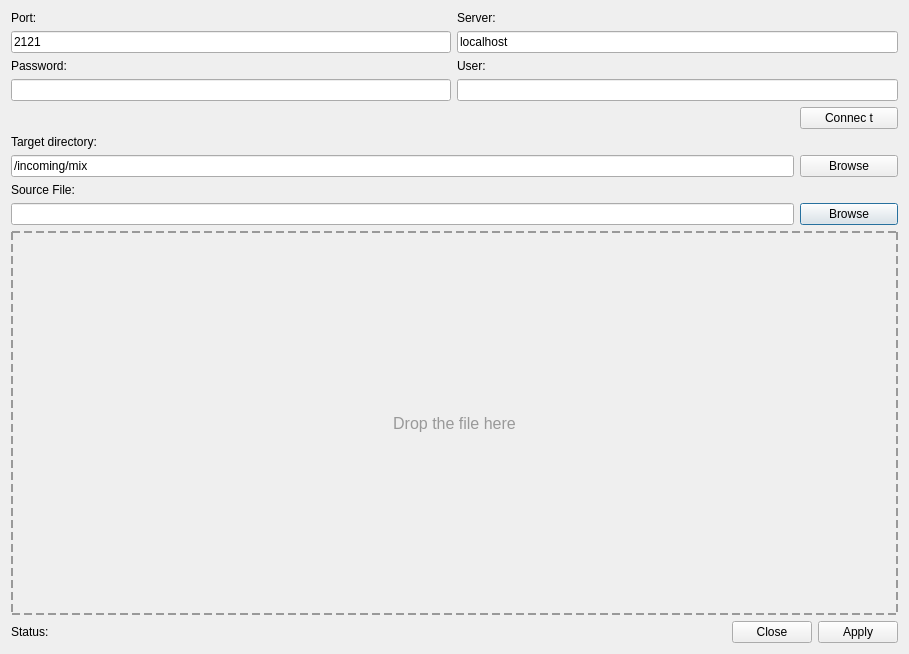
This is src/modules/ftp/FTPUploadDialog.ui in jensvogt/awsmock-qt-ui as Qt 5 draws it before an edit. The edited form follows.
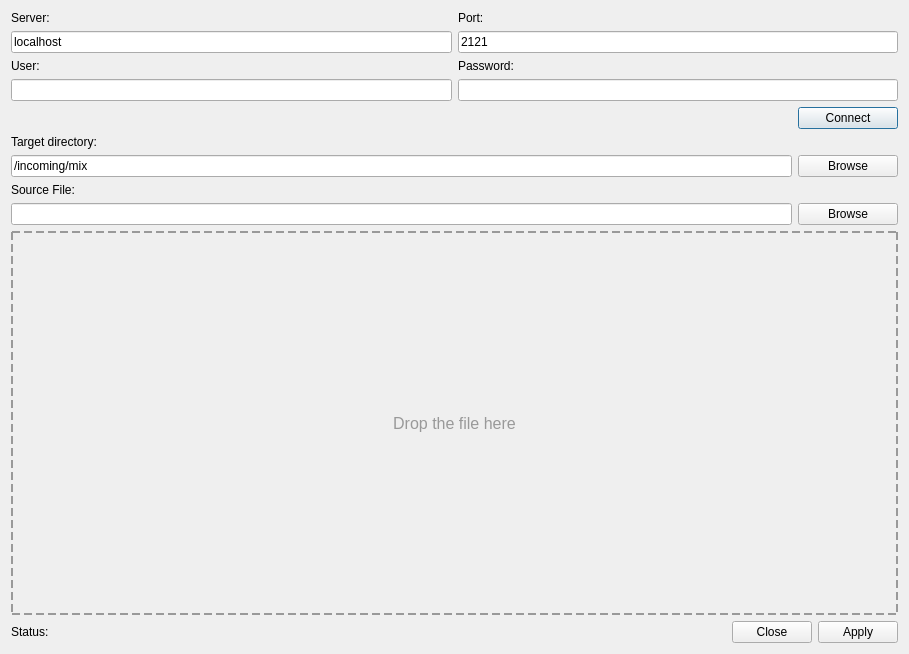
This is the edited form.

The edit to the form file:
```diff
--- a/src/modules/ftp/FTPUploadDialog.ui
+++ b/src/modules/ftp/FTPUploadDialog.ui
@@ -14,70 +14,31 @@
    <string>FTP Upload Dialog</string>
   </property>
   <property name="layoutDirection">
-   <enum>Qt::LayoutDirection::RightToLeft</enum>
+   <enum>Qt::LayoutDirection::LeftToRight</enum>
   </property>
   <property name="modal">
    <bool>false</bool>
   </property>
   <layout class="QVBoxLayout" name="verticalLayout">
    <item>
-    <layout class="QGridLayout" name="gridLayout" rowstretch="0,0,0,0,0,0,0,0,0,0,0,0,0,0,0,0" columnstretch="1,1">
-     <item row="3" column="1">
-      <widget class="QLineEdit" name="passwordEdit">
-       <property name="echoMode">
-        <enum>QLineEdit::EchoMode::Password</enum>
-       </property>
-      </widget>
-     </item>
-     <item row="0" column="1">
-      <widget class="QLabel" name="portLabel">
+    <layout class="QGridLayout" name="gridLayout" rowstretch="0,0,0,0,0,0,0,0,0,0,0,0,0,0,0,0,0" columnstretch="1,1">
+     <item row="1" column="0">
+      <widget class="QLineEdit" name="serverEdit">
        <property name="text">
-        <string>Port:</string>
+        <string>localhost</string>
        </property>
+       <property name="placeholderText">
+        <string>FTP server host name</string>
+       </property>
       </widget>
      </item>
-     <item row="5" column="1">
-      <widget class="QLabel" name="targetLabel">
+     <item row="2" column="0">
+      <widget class="QLabel" name="userLabel">
        <property name="text">
-        <string>Target directory:</string>
+        <string>User:</string>
        </property>
       </widget>
      </item>
-     <item row="13" column="0" colspan="2">
-      <layout class="QHBoxLayout" name="horizontalLayout" stretch="0,8">
-       <property name="spacing">
-        <number>6</number>
-       </property>
-       <property name="sizeConstraint">
-        <enum>QLayout::SizeConstraint::SetMaximumSize</enum>
-       </property>
-       <property name="leftMargin">
-        <number>0</number>
-       </property>
-       <property name="topMargin">
-        <number>0</number>
-       </property>
-       <property name="bottomMargin">
-        <number>0</number>
-       </property>
-       <item>
-        <widget class="QPushButton" name="sourceBrowseButton">
-         <property name="minimumSize">
-          <size>
-           <width>98</width>
-           <height>0</height>
-          </size>
-         </property>
-         <property name="text">
-          <string>Browse</string>
-         </property>
-        </widget>
-       </item>
-       <item>
-        <widget class="QLineEdit" name="sourceEdit"/>
-       </item>
-      </layout>
-     </item>
      <item row="4" column="0" colspan="2">
       <layout class="QHBoxLayout" name="horizontalLayout_3">
        <property name="leftMargin">
@@ -86,6 +47,19 @@
        <property name="bottomMargin">
         <number>0</number>
        </property>
+       <item>
+        <spacer name="horizontalSpacer">
+         <property name="orientation">
+          <enum>Qt::Orientation::Horizontal</enum>
+         </property>
+         <property name="sizeHint" stdset="0">
+          <size>
+           <width>40</width>
+           <height>20</height>
+          </size>
+         </property>
+        </spacer>
+       </item>
        <item>
         <widget class="QPushButton" name="connectButton">
          <property name="sizePolicy">
@@ -96,7 +70,7 @@
          </property>
          <property name="minimumSize">
           <size>
-           <width>98</width>
+           <width>100</width>
            <height>0</height>
           </size>
          </property>
@@ -110,29 +84,80 @@
           <enum>Qt::LayoutDirection::LeftToRight</enum>
          </property>
          <property name="text">
-          <string>Connec t</string>
+          <string>Connect</string>
          </property>
          <property name="flat">
           <bool>false</bool>
          </property>
         </widget>
        </item>
+      </layout>
+     </item>
+     <item row="1" column="1">
+      <widget class="QLineEdit" name="portEdit">
+       <property name="text">
+        <string>2121</string>
+       </property>
+      </widget>
+     </item>
+     <item row="2" column="1">
+      <widget class="QLabel" name="passwordLabel">
+       <property name="text">
+        <string>Password:</string>
+       </property>
+      </widget>
+     </item>
+     <item row="0" column="1">
+      <widget class="QLabel" name="portLabel">
+       <property name="text">
+        <string>Port:</string>
+       </property>
+      </widget>
+     </item>
+     <item row="3" column="1">
+      <widget class="QLineEdit" name="passwordEdit">
+       <property name="echoMode">
+        <enum>QLineEdit::EchoMode::Password</enum>
+       </property>
+      </widget>
+     </item>
+     <item row="6" column="0" colspan="2">
+      <layout class="QHBoxLayout" name="horizontalLayout_2" stretch="0,0">
+       <property name="topMargin">
+        <number>0</number>
+       </property>
+       <property name="bottomMargin">
+        <number>0</number>
+       </property>
        <item>
-        <spacer name="horizontalSpacer">
-         <property name="orientation">
-          <enum>Qt::Orientation::Horizontal</enum>
+        <widget class="QLineEdit" name="targetEdit">
+         <property name="text">
+          <string>/incoming/mix</string>
          </property>
-         <property name="sizeHint" stdset="0">
+        </widget>
+       </item>
+       <item>
+        <widget class="QPushButton" name="targetBrowseButton">
+         <property name="sizePolicy">
+          <sizepolicy hsizetype="Preferred" vsizetype="Fixed">
+           <horstretch>0</horstretch>
+           <verstretch>0</verstretch>
+          </sizepolicy>
+         </property>
+         <property name="minimumSize">
           <size>
-           <width>40</width>
-           <height>20</height>
+           <width>100</width>
+           <height>0</height>
           </size>
          </property>
-        </spacer>
+         <property name="text">
+          <string>Browse</string>
+         </property>
+        </widget>
        </item>
       </layout>
      </item>
-     <item row="15" column="0" colspan="2">
+     <item row="16" column="0" colspan="2">
       <widget class="QLabel" name="dropAreaLabel">
        <property name="sizePolicy">
         <sizepolicy hsizetype="Expanding" vsizetype="Expanding">
@@ -157,9 +182,57 @@
        </property>
       </widget>
      </item>
+     <item row="14" column="0" colspan="2">
+      <layout class="QHBoxLayout" name="horizontalLayout" stretch="8,0">
+       <property name="spacing">
+        <number>6</number>
+       </property>
+       <property name="sizeConstraint">
+        <enum>QLayout::SizeConstraint::SetMaximumSize</enum>
+       </property>
+       <property name="leftMargin">
+        <number>0</number>
+       </property>
+       <property name="topMargin">
+        <number>0</number>
+       </property>
+       <property name="bottomMargin">
+        <number>0</number>
+       </property>
+       <item>
+        <widget class="QLineEdit" name="sourceEdit"/>
+       </item>
+       <item>
+        <widget class="QPushButton" name="sourceBrowseButton">
+         <property name="sizePolicy">
+          <sizepolicy hsizetype="Preferred" vsizetype="Fixed">
+           <horstretch>0</horstretch>
+           <verstretch>0</verstretch>
+          </sizepolicy>
+         </property>
+         <property name="minimumSize">
+          <size>
+           <width>100</width>
+           <height>0</height>
+          </size>
+         </property>
+         <property name="text">
+          <string>Browse</string>
+         </property>
+        </widget>
+       </item>
+      </layout>
+     </item>
      <item row="3" column="0">
       <widget class="QLineEdit" name="userEdit"/>
      </item>
+     <item row="5" column="0">
+      <widget class="QLabel" name="targetLabel">
+       <property name="text">
+        <string>Target directory:</string>
+       </property>
+      </widget>
+     </item>
      <item row="0" column="0">
       <widget class="QLabel" name="serverLabel">
        <property name="text">
@@ -167,68 +240,7 @@
        </property>
       </widget>
      </item>
-     <item row="6" column="0" colspan="2">
-      <layout class="QHBoxLayout" name="horizontalLayout_2" stretch="0,8">
-       <property name="topMargin">
-        <number>0</number>
-       </property>
-       <property name="bottomMargin">
-        <number>0</number>
-       </property>
-       <item>
-        <widget class="QPushButton" name="targetBrowseButton">
-         <property name="minimumSize">
-          <size>
-           <width>98</width>
-           <height>0</height>
-          </size>
-         </property>
-         <property name="text">
-          <string>Browse</string>
-         </property>
-        </widget>
-       </item>
-       <item>
-        <widget class="QLineEdit" name="targetEdit">
-         <property name="text">
-          <string>/incoming/mix</string>
-         </property>
-        </widget>
-       </item>
-      </layout>
-     </item>
-     <item row="2" column="0">
-      <widget class="QLabel" name="userLabel">
-       <property name="text">
-        <string>User:</string>
-       </property>
-      </widget>
-     </item>
-     <item row="1" column="1">
-      <widget class="QLineEdit" name="portEdit">
-       <property name="text">
-        <string>2121</string>
-       </property>
-      </widget>
-     </item>
-     <item row="2" column="1">
-      <widget class="QLabel" name="passwordLabel">
-       <property name="text">
-        <string>Password:</string>
-       </property>
-      </widget>
-     </item>
-     <item row="1" column="0">
-      <widget class="QLineEdit" name="serverEdit">
-       <property name="text">
-        <string>localhost</string>
-       </property>
-       <property name="placeholderText">
-        <string>FTP server host name</string>
-       </property>
-      </widget>
-     </item>
-     <item row="7" column="1">
+     <item row="7" column="0">
       <widget class="QLabel" name="sourceLabel">
        <property name="text">
         <string>Source File:</string>
@@ -248,6 +260,19 @@
      <property name="bottomMargin">
       <number>0</number>
      </property>
+     <item>
+      <widget class="QLabel" name="statusText">
+       <property name="sizePolicy">
+        <sizepolicy hsizetype="Expanding" vsizetype="Preferred">
+         <horstretch>0</horstretch>
+         <verstretch>0</verstretch>
+        </sizepolicy>
+       </property>
+       <property name="text">
+        <string>Status:</string>
+       </property>
+      </widget>
+     </item>
      <item>
       <widget class="QDialogButtonBox" name="buttonBox">
        <property name="sizePolicy">
@@ -264,19 +289,6 @@
        </property>
       </widget>
      </item>
-     <item>
-      <widget class="QLabel" name="statusText">
-       <property name="sizePolicy">
-        <sizepolicy hsizetype="Expanding" vsizetype="Preferred">
-         <horstretch>0</horstretch>
-         <verstretch>0</verstretch>
-        </sizepolicy>
-       </property>
-       <property name="text">
-        <string>Status:</string>
-       </property>
-      </widget>
-     </item>
     </layout>
    </item>
   </layout>
```
Left out of the diff: 1 changed line with no effect on the pictures.
